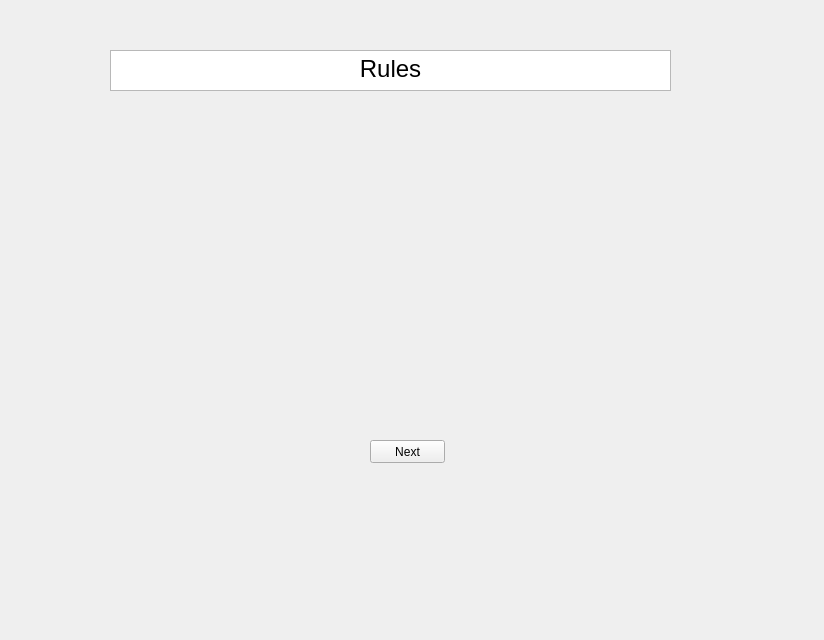
The window that qt/base_window.ui (alexamarki/kinojecture-qt) describes before a commit, drawn with Qt 5.
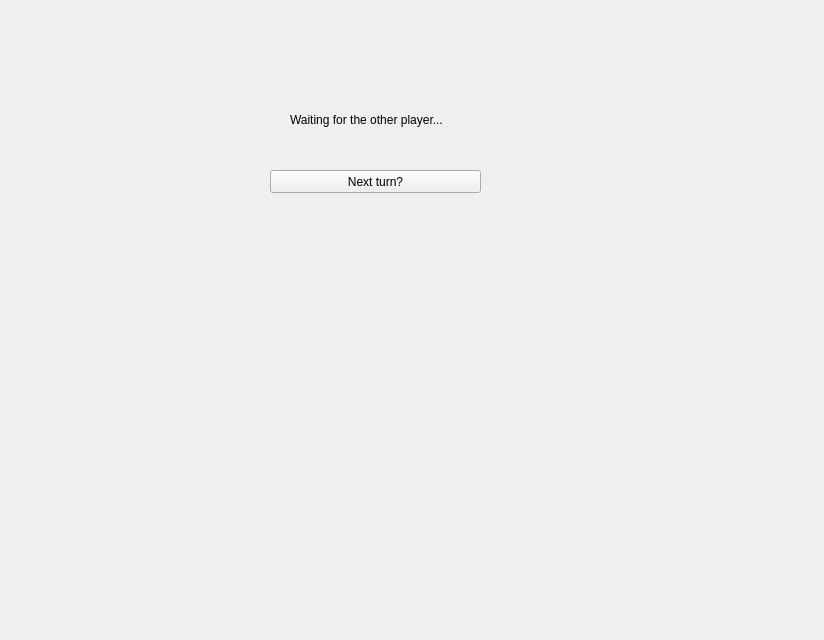
The same window after the commit. The open tabs and pages were chosen to show the change. Custom widgets are drawn as their Qt base class.

Commit message: turnover implemented

```diff
--- a/qt/base_window.ui
+++ b/qt/base_window.ui
@@ -1861,6 +1861,34 @@
        </property>
       </widget>
      </widget>
+     <widget class="QWidget" name="turnover">
+      <widget class="QPushButton" name="ready_button">
+       <property name="geometry">
+        <rect>
+         <x>250</x>
+         <y>150</y>
+         <width>211</width>
+         <height>23</height>
+        </rect>
+       </property>
+       <property name="text">
+        <string>Next turn?</string>
+       </property>
+      </widget>
+      <widget class="QLabel" name="label">
+       <property name="geometry">
+        <rect>
+         <x>270</x>
+         <y>90</y>
+         <width>181</width>
+         <height>20</height>
+        </rect>
+       </property>
+       <property name="text">
+        <string>Waiting for the other player...</string>
+       </property>
+      </widget>
+     </widget>
     </widget>
    </widget>
   </widget>
```
The commit also changes 3 other files.
